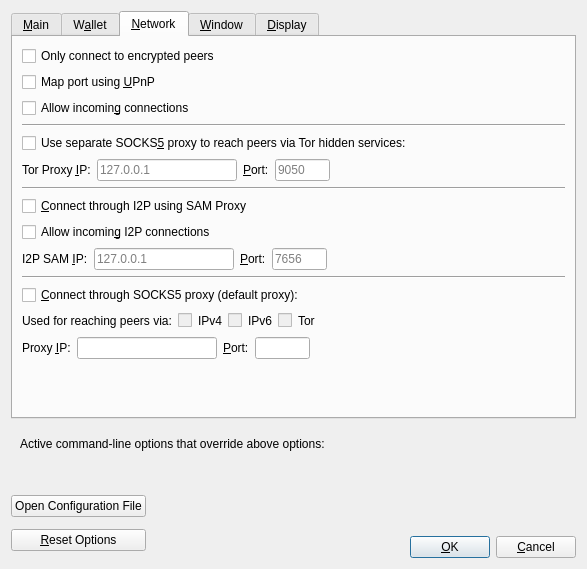
Qt form src/qt/forms/optionsdialog.ui (PirateNetwork/pirate) before a commit.
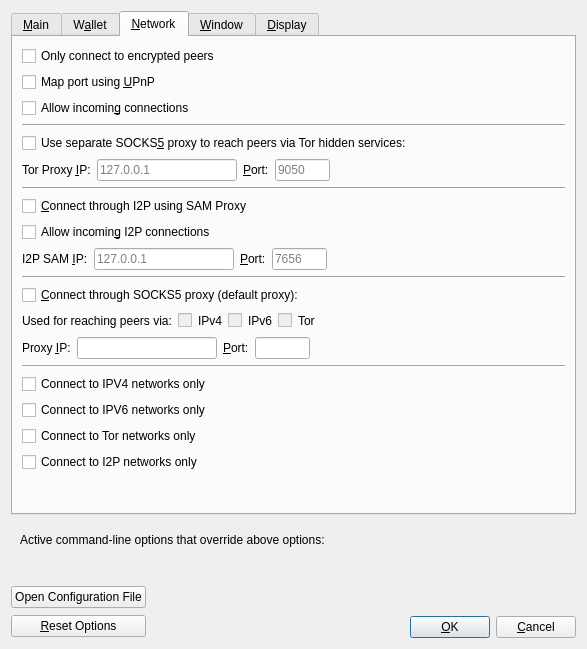
The same form after that commit. The open tabs and pages were chosen to show the change. Custom widgets are drawn as their Qt base class.

Commit message: add only net GUI options

Patch:
```diff
--- a/src/qt/forms/optionsdialog.ui
+++ b/src/qt/forms/optionsdialog.ui
@@ -7,7 +7,7 @@
     <x>0</x>
     <y>0</y>
     <width>587</width>
-    <height>569</height>
+    <height>649</height>
    </rect>
   </property>
   <property name="windowTitle">
@@ -773,6 +773,53 @@
          </item>
         </layout>
        </item>
+       <item>
+        <widget class="Line" name="line_4">
+         <property name="orientation">
+          <enum>Qt::Horizontal</enum>
+         </property>
+        </widget>
+       </item>
+       <item>
+        <widget class="QCheckBox" name="Ipv4Only">
+         <property name="toolTip">
+          <string>Connect only to ipv4 networks</string>
+         </property>
+         <property name="text">
+          <string>Connect to IPV4 networks only</string>
+         </property>
+        </widget>
+       </item>
+       <item>
+        <widget class="QCheckBox" name="Ipv6Only">
+         <property name="toolTip">
+          <string>Connect only to ipv6 networks</string>
+         </property>
+         <property name="text">
+          <string>Connect to IPV6 networks only</string>
+         </property>
+        </widget>
+       </item>
+       <item>
+        <widget class="QCheckBox" name="TorOnly">
+         <property name="toolTip">
+          <string>Connect only to Tor networks</string>
+         </property>
+         <property name="text">
+          <string>Connect to Tor networks only</string>
+         </property>
+        </widget>
+       </item>
+       <item>
+        <widget class="QCheckBox" name="I2pOnly">
+         <property name="toolTip">
+          <string>Connect only to I2P networks</string>
+         </property>
+         <property name="text">
+          <string>Connect to I2P networks only</string>
+         </property>
+        </widget>
+       </item>
        <item>
         <spacer name="verticalSpacer_Network">
          <property name="orientation">
```
The commit also changes 4 other files.
